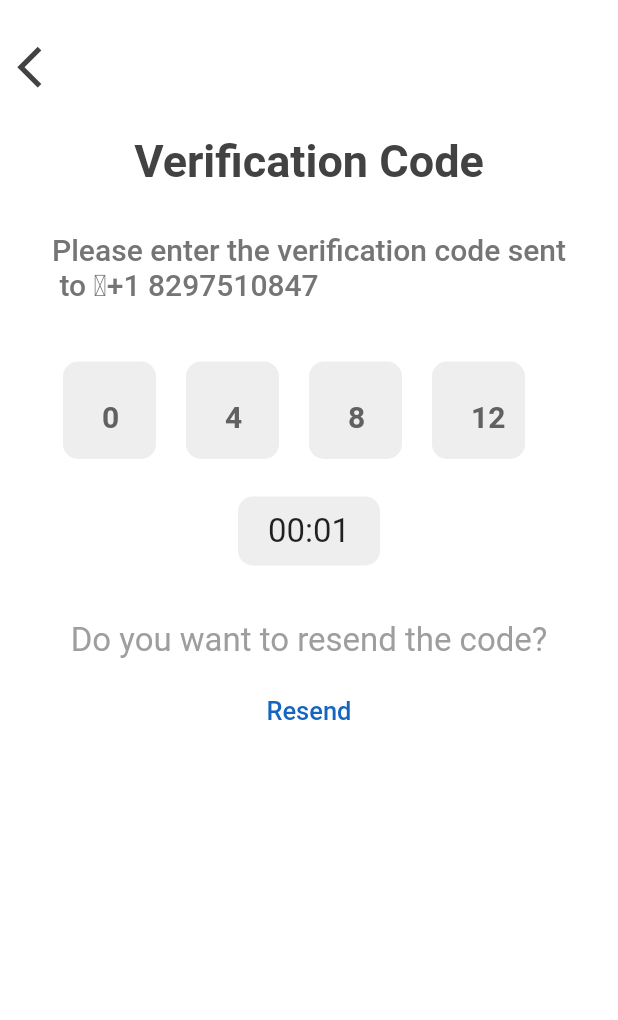
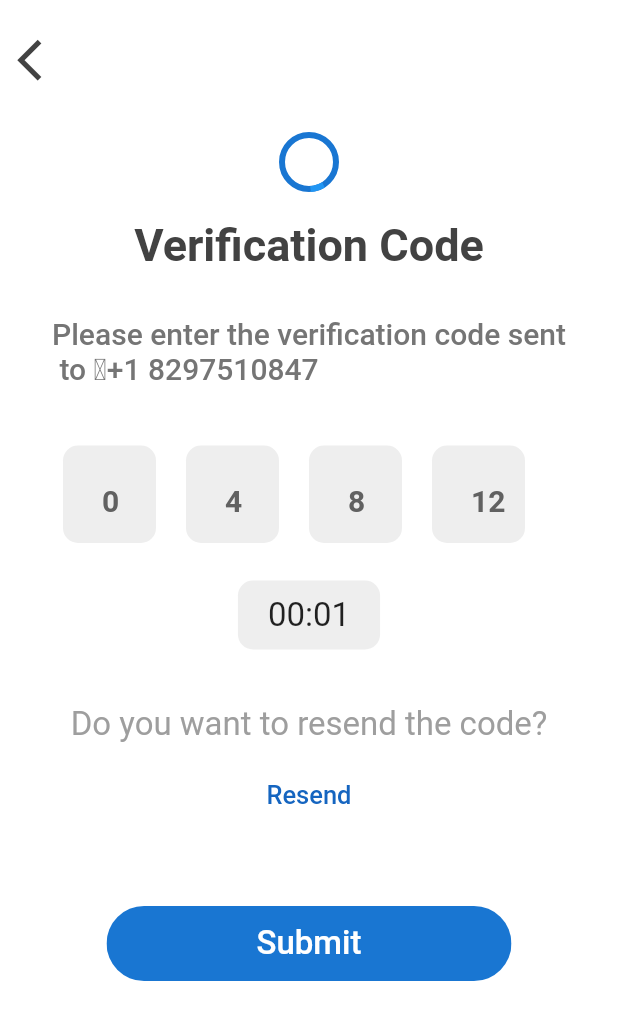
Before and after one commit to jeremiasramirez/flutter-design-verification-code, a Flutter app: the screen it shows after launch, on a phone screen of 412 x 824 dp. Shown: the top 1020 px of the screen. Run offline on Flutter 3.47's test engine with Material 2 defaults, Android fonts, the phone set to English and light mode, and no system bars; Roboto replaces fonts that are missing (RobotoMono).

```diff
--- a/lib/pages/request/request.page.dart
+++ b/lib/pages/request/request.page.dart
@@ -1,6 +1,4 @@
-import 'package:flutter/cupertino.dart';
 import 'package:flutter/material.dart';
-// import 'package:flutter_verification/pages/done/done.page.dart';
 import 'package:flutter_verification/pages/request/widgets/appbar.widget.dart';
 import 'package:flutter_verification/pages/request/widgets/description-number.widget.dart';
 import 'package:flutter_verification/pages/request/widgets/fieldcode.widget.dart';
@@ -16,6 +14,8 @@ class RequestedPageFul extends StatefulWidget{
 
 class RequestedPage extends State<RequestedPageFul>{
 
+  bool isLoading=false;
+
  @override
   Widget build(context){
 
@@ -25,20 +25,24 @@ class RequestedPage extends State<RequestedPageFul>{
       home:Scaffold(
         backgroundColor:Colors.white,
         appBar: appBarRequest(),
-        body: Column(
+        body: ListView(
+
+          physics:BouncingScrollPhysics(),
+          children:[Column(
 
           children: [
 
+            Sent(context).circularWidget(),
             TitleRequest(),
             DescriptionNumber(),
             FieldCode(),
             TimingCode(),
             QuestionCode(),
             QuestionCode().resend(),
-            Sent()
+            Sent(context)
 
           ]
-        ),
+        )]),
       )
 
     );
@@ -49,6 +53,10 @@ class RequestedPage extends State<RequestedPageFul>{
 
 class Sent extends StatelessWidget{
 
+  BuildContext context;
+  Sent(BuildContext contexts){
+    this.context=contexts;
+  }
   Widget build(context){
 
     return Container(
@@ -59,11 +67,11 @@ class Sent extends StatelessWidget{
       height:80,
       child:ClipRRect(
         borderRadius:BorderRadius.circular(40),
-        child: TextButton(
-        // elevation:0,
-        // color: Colors.blue[700],
+        child: RaisedButton(
+        elevation:0,
+        color: Colors.blue[700],
         onPressed: (){
-          // this.toDone(context);
+          this.toDone();
         },
         child: Text(
         'Submit',
@@ -77,9 +85,17 @@ class Sent extends StatelessWidget{
 
 
   }
-  void toDone(context){
-    // CupertinoPageRoute(builder: (context){
-    //  return DonePageFul();
-    // });
+  Container circularWidget(){
+    return Container(
+      margin: EdgeInsets.only(top:10,bottom:20),
+      child: CircularProgressIndicator(
+        backgroundColor: Colors.blue[700]
+      )
+
+    );
+  }
+
+  void toDone(){
+     Navigator.pushNamed(context,'done');
   }
 }
--- a/lib/pages/request/widgets/appbar.widget.dart
+++ b/lib/pages/request/widgets/appbar.widget.dart
@@ -5,7 +5,7 @@ AppBar appBarRequest (){
 
     return AppBar(
 
-      toolbarHeight: 90,
+      toolbarHeight: 80,
       elevation: 0,
       backgroundColor: Colors.white,
       leading: TextButton(onPressed: (){},
```
